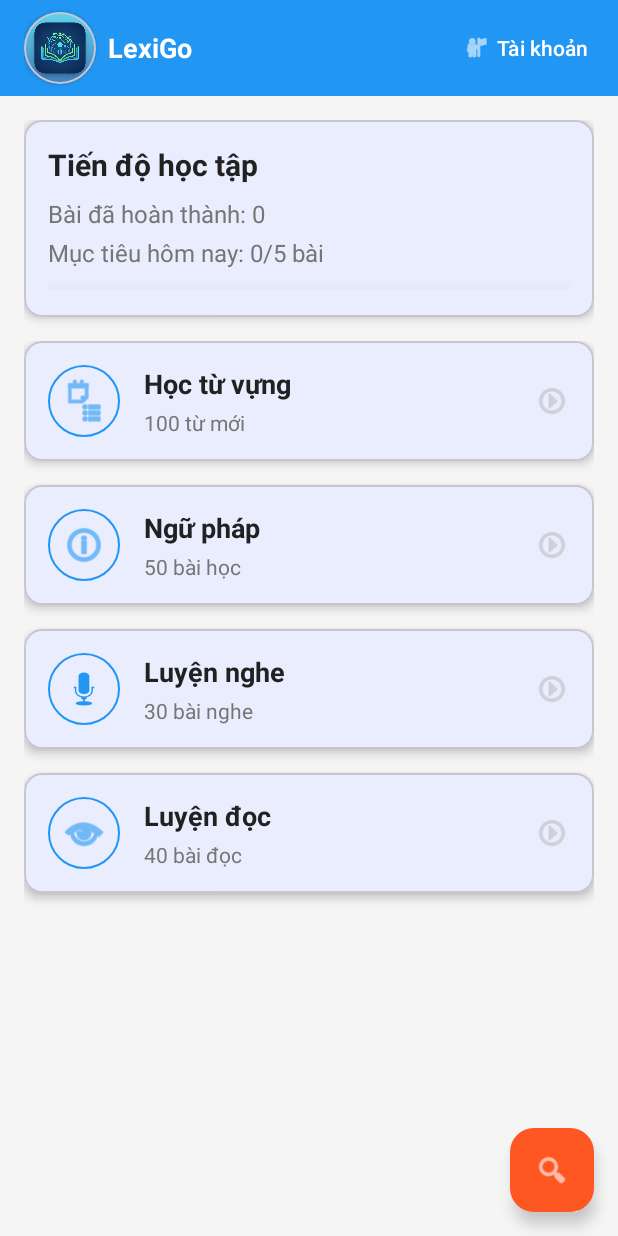
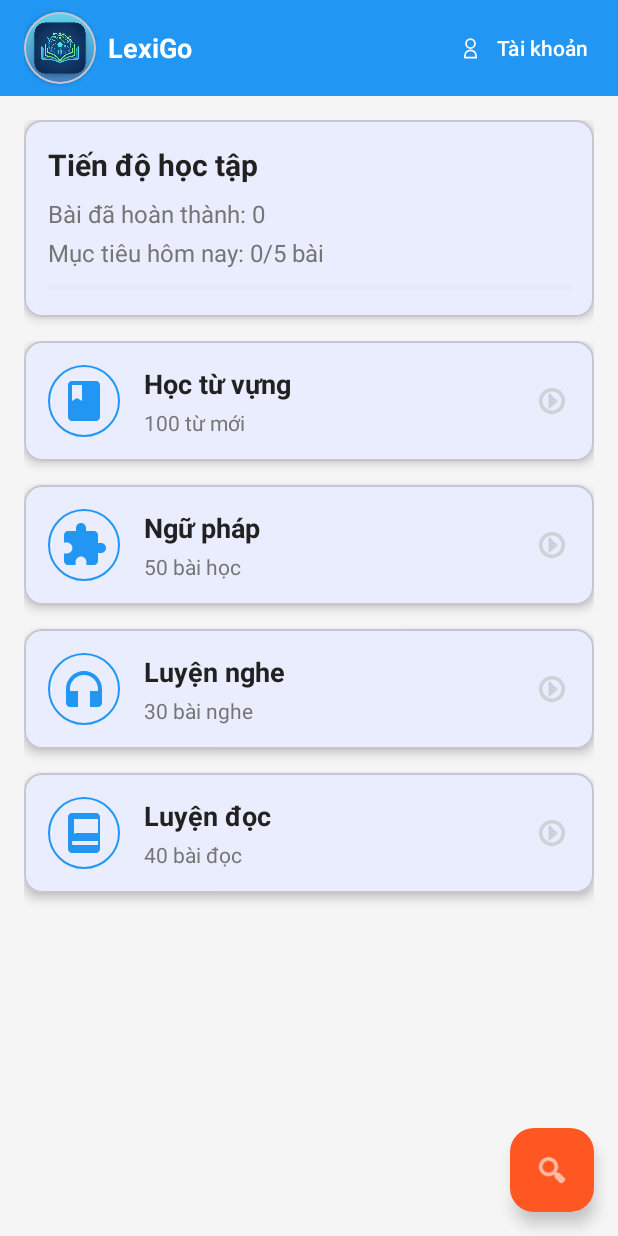
Before and after one commit to hungphitran/LexiGo, an Android app: the HomeActivity screen opened directly, with no data from a screen before it, on a phone screen of 412 x 824 dp. Run offline under Robolectric (Android 15) with nearby library versions, the phone set to English and light mode, and no system bars.

Commit message:
chore:add audio to vocab items, change some icon in dashboard

```diff
--- a/app/src/main/java/com/ptithcm/lexigo/activities/HomeActivity.java
+++ b/app/src/main/java/com/ptithcm/lexigo/activities/HomeActivity.java
@@ -249,25 +249,25 @@ public class HomeActivity extends AppCompatActivity {
         categories.add(new LearningCategory(
             "Học từ vựng",
             "100 từ mới",
-            android.R.drawable.ic_menu_agenda
+            R.drawable.ic_category_vocab
         ));
 
         categories.add(new LearningCategory(
             "Ngữ pháp",
             "50 bài học",
-            android.R.drawable.ic_menu_info_details
+            R.drawable.ic_category_grammar
         ));
 
         categories.add(new LearningCategory(
             "Luyện nghe",
             "30 bài nghe",
-            android.R.drawable.ic_btn_speak_now
+            R.drawable.ic_category_listening
         ));
 
         categories.add(new LearningCategory(
             "Luyện đọc",
             "40 bài đọc",
-            android.R.drawable.ic_menu_view
+            R.drawable.ic_category_reading
         ));
 
         return categories;
--- a/app/src/main/java/com/ptithcm/lexigo/activities/QuizActivity.java
+++ b/app/src/main/java/com/ptithcm/lexigo/activities/QuizActivity.java
@@ -177,7 +177,7 @@ public class QuizActivity extends AppCompatActivity {
             return;
         }
 
-        Call<ApiResponse<List<VocabQuiz>>> call = apiService.getVocabQuizzes(topicId, level);
+        Call<ApiResponse<List<VocabQuiz>>> call = apiService.getVocabQuizzes(topicId);
         call.enqueue(new Callback<ApiResponse<List<VocabQuiz>>>() {
             @Override
             public void onResponse(Call<ApiResponse<List<VocabQuiz>>> call,
--- a/app/src/main/java/com/ptithcm/lexigo/api/ApiClient.java
+++ b/app/src/main/java/com/ptithcm/lexigo/api/ApiClient.java
@@ -15,12 +15,13 @@ import retrofit2.converter.gson.GsonConverterFactory;
  * API Client để khởi tạo Retrofit và cung cấp API service
  */
 public class ApiClient {
-//    private static final String BASE_URL = "https://lexigo-api.fly.dev/";
+    private static final String BASE_URL = "https://lexigo-api.fly.dev/";
     // Sử dụng BASE_URL_DEV cho development
-     private static final String BASE_URL = "http://10.0.2.2:8000/";
+//     private static final String BASE_URL = "http://10.0.2.2:8000/";
 
     private static ApiClient instance;
     private Retrofit retrofit;
+
     private LexiGoApiService apiService;
 
     private ApiClient(Context context) {
--- a/app/src/main/java/com/ptithcm/lexigo/api/services/LexiGoApiService.java
+++ b/app/src/main/java/com/ptithcm/lexigo/api/services/LexiGoApiService.java
@@ -136,13 +136,13 @@ public interface LexiGoApiService {
     /**
      * Lấy danh sách câu hỏi quiz từ vựng theo chủ đề
      * @param topicId ID của chủ đề
-     * @param level (Optional) Beginner, Intermediate, hoặc Advanced
+//     * @param level (Optional) Beginner, Intermediate, hoặc Advanced
      * @return ApiResponse<List<VocabQuiz>>
      */
     @GET("api/v1/lessons/vocab/quizzes")
     Call<ApiResponse<List<VocabQuiz>>> getVocabQuizzes(
-            @Query("topic_id") String topicId,
-            @Query("level") String level
+            @Query("topic_id") String topicId
+//            @Query("level") String level
     );
 
 
--- /dev/null
+++ b/app/src/main/res/drawable/ic_account_custom.xml
@@ -0,0 +1,11 @@
+<?xml version="1.0" encoding="utf-8"?>
+<vector xmlns:android="http://schemas.android.com/apk/res/android"
+    android:width="24dp"
+    android:height="24dp"
+    android:viewportWidth="24"
+    android:viewportHeight="24">
+    <path
+        android:fillColor="#FF000000"
+        android:fillType="evenOdd"
+        android:pathData="M12,5.25A3.25,3.25 0,1 1,8.75 8.5 3.25,3.25 0,0 1,12 5.25m0,-1.5a4.75,4.75 0,1 1,-4.75 4.75A4.75,4.75 0,0 1,12 3.75ZM6.25,19.5a5.75,5.75 0,0 1,11.5 0V21a0.75,0.75 0,0 1,-0.75 0.75H7a0.75,0.75 0,0 1,-0.75 -0.75ZM12,15.25A4.25,4.25 0,0 0,7.75 19.5v0.75h8.5V19.5A4.25,4.25 0,0 0,12 15.25Z"/>
+</vector>
--- /dev/null
+++ b/app/src/main/res/drawable/ic_category_grammar.xml
@@ -0,0 +1,10 @@
+<vector xmlns:android="http://schemas.android.com/apk/res/android"
+    android:width="24dp"
+    android:height="24dp"
+    android:viewportWidth="24"
+    android:viewportHeight="24"
+    android:tint="?attr/colorControlNormal">
+  <path
+      android:fillColor="@android:color/white"
+      android:pathData="M20.5,11H19V7c0,-1.1 -0.9,-2 -2,-2h-4V3.5C13,2.12 11.88,1 10.5,1S8,2.12 8,3.5V5H4c-1.1,0 -1.99,0.9 -1.99,2v3.8H3.5c1.49,0 2.7,1.21 2.7,2.7s-1.21,2.7 -2.7,2.7H2V20c0,1.1 0.9,2 2,2h3.8v-1.5c0,-1.49 1.21,-2.7 2.7,-2.7 1.49,0 2.7,1.21 2.7,2.7V22H17c1.1,0 2,-0.9 2,-2v-4h1.5c1.38,0 2.5,-1.12 2.5,-2.5S21.88,11 20.5,11z"/>
+</vector>
--- /dev/null
+++ b/app/src/main/res/drawable/ic_category_listening.xml
@@ -0,0 +1,10 @@
+<vector xmlns:android="http://schemas.android.com/apk/res/android"
+    android:width="24dp"
+    android:height="24dp"
+    android:viewportWidth="24"
+    android:viewportHeight="24"
+    android:tint="?attr/colorControlNormal">
+  <path
+      android:fillColor="@android:color/white"
+      android:pathData="M12,3c-4.97,0 -9,4.03 -9,9v7c0,1.1 0.9,2 2,2h4v-8H5v-1c0,-3.87 3.13,-7 7,-7s7,3.13 7,7v1h-4v8h4c1.1,0 2,-0.9 2,-2v-7c0,-4.97 -4.03,-9 -9,-9z"/>
+</vector>
--- /dev/null
+++ b/app/src/main/res/drawable/ic_category_reading.xml
@@ -0,0 +1,10 @@
+<vector xmlns:android="http://schemas.android.com/apk/res/android"
+    android:width="24dp"
+    android:height="24dp"
+    android:viewportWidth="24"
+    android:viewportHeight="24"
+    android:tint="?attr/colorControlNormal">
+  <path
+      android:fillColor="@android:color/white"
+      android:pathData="M18,2H6c-1.1,0 -2,0.9 -2,2v16c0,1.1 0.9,2 2,2h12c1.1,0 2,-0.9 2,-2V4c0,-1.1 -0.9,-2 -2,-2zM19,18H6.2c-0.11,-0.31 -0.2,-0.63 -0.2,-1s0.09,-0.69 0.2,-1H19v2zM19,12H8.5c-0.57,0 -1.08,0.21 -1.5,0.55V5h12v7z"/>
+</vector>
--- /dev/null
+++ b/app/src/main/res/drawable/ic_category_vocab.xml
@@ -0,0 +1,10 @@
+<vector xmlns:android="http://schemas.android.com/apk/res/android"
+    android:width="24dp"
+    android:height="24dp"
+    android:viewportWidth="24"
+    android:viewportHeight="24"
+    android:tint="?attr/colorControlNormal">
+  <path
+      android:fillColor="@android:color/white"
+      android:pathData="M18,2H6c-1.1,0 -2,0.9 -2,2v16c0,1.1 0.9,2 2,2h12c1.1,0 2,-0.9 2,-2V4c0,-1.1 -0.9,-2 -2,-2zM6,4h5v8l-2.5,-1.5L6,12V4z"/>
+</vector>
--- a/app/src/main/res/layout/activity_home.xml
+++ b/app/src/main/res/layout/activity_home.xml
@@ -62,9 +62,11 @@
                     android:layout_marginEnd="@dimen/spacing_small"
                     android:text="@string/account"
                     android:textColor="@color/white"
-                    style="@style/Widget.Material3.Button.TextButton"
-                    app:icon="@android:drawable/ic_menu_myplaces"
-                    app:iconTint="@color/white"/>
+                    app:icon="@drawable/ic_account_custom"
+                    app:iconGravity="textStart"
+                    app:iconPadding="8dp"
+                    app:iconTint="@color/white"
+                    style="@style/Widget.Material3.Button.TextButton"/>
 
             </LinearLayout>
 
--- a/gradle/libs.versions.toml
+++ b/gradle/libs.versions.toml
@@ -1,5 +1,5 @@
 [versions]
-agp = "8.13.0"
+agp = "8.13.1"
 junit = "4.13.2"
 junitVersion = "1.3.0"
 espressoCore = "3.7.0"
```
Also changed, not shown: app/src/main/java/com/ptithcm/lexigo/activities/VocabLessonsActivity.java (+18 -0 lines), app/src/main/java/com/ptithcm/lexigo/activities/VocabQuizActivity.java (+11 -10 lines), app/src/main/java/com/ptithcm/lexigo/adapters/VocabLessonAdapter.java (+67 -9 lines), app/src/main/java/com/ptithcm/lexigo/api/models/VocabLesson.java (+25 -87 lines), app/src/main/res/drawable/ic_play_audio.xml (added, +10 -0 lines), app/src/main/res/layout/item_vocab_lesson.xml (+16 -9 lines), 3 other files.
